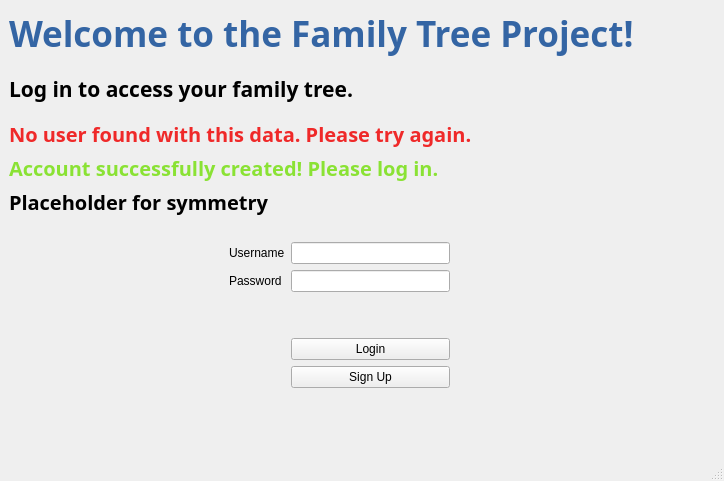
Before: the Qt Designer form FamilyTree/src/gui/userwindow.ui in moumitahmad/Stammbaum, drawn with Qt 5.
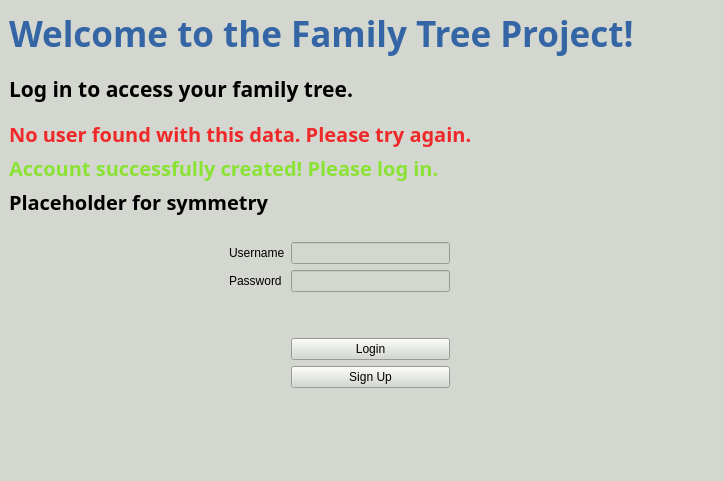
After: the same form once the commit is applied. The open tabs and pages were chosen to show the change.

Diff of the .ui file:
```diff
--- a/FamilyTree/src/gui/userwindow.ui
+++ b/FamilyTree/src/gui/userwindow.ui
@@ -13,6 +13,10 @@
   <property name="windowTitle">
    <string>MainWindow</string>
   </property>
+  <property name="styleSheet">
+   <string notr="true">background-color: rgb(211, 215, 207);
+</string>
+  </property>
   <widget class="QWidget" name="centralwidget">
    <layout class="QGridLayout" name="gridLayout_5">
     <item row="0" column="1">
```
Left out of the diff: 2 changed lines with no effect on the pictures.
